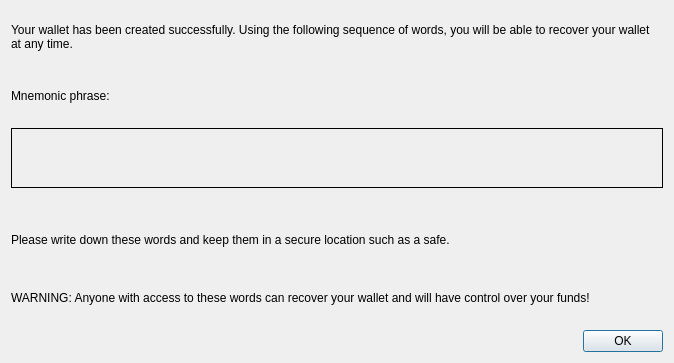
Qt form src/qt/forms/notifymnemonic.ui (firoorg/firo) before a commit.
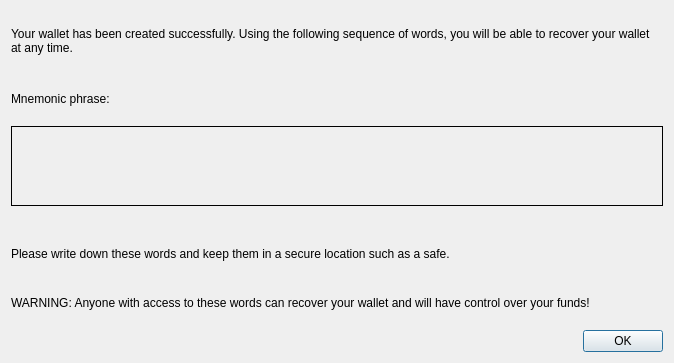
The same form after that commit.

Commit message: Increasing frame size

Patch:
```diff
--- a/src/qt/forms/notifymnemonic.ui
+++ b/src/qt/forms/notifymnemonic.ui
@@ -16,6 +16,12 @@
         <layout class="QVBoxLayout" name="verticalLayout">
             <item>
                 <widget class="QLabel" name="textLabel">
+                    <property name="minimumSize">
+                        <size>
+                            <width>500</width>
+                            <height>60</height>
+                        </size>
+                    </property>
                     <property name="text">
                         <string>Your wallet has been created successfully. Using the following sequence of words, you will be able to recover your wallet at any time.</string>
                     </property>
@@ -39,7 +45,7 @@
                     <property name="minimumSize">
                         <size>
                             <width>600</width>
-                            <height>60</height>
+                            <height>80</height>
                         </size>
                     </property>
                     <property name="frameShape">
@@ -50,8 +56,8 @@
                             <widget class="QLabel" name="mnemonic">
                                 <property name="minimumSize">
                                     <size>
-                                        <width>400</width>
-                                        <height>40</height>
+                                        <width>500</width>
+                                        <height>60</height>
                                     </size>
                                 </property>
                                 <property name="text">
```
